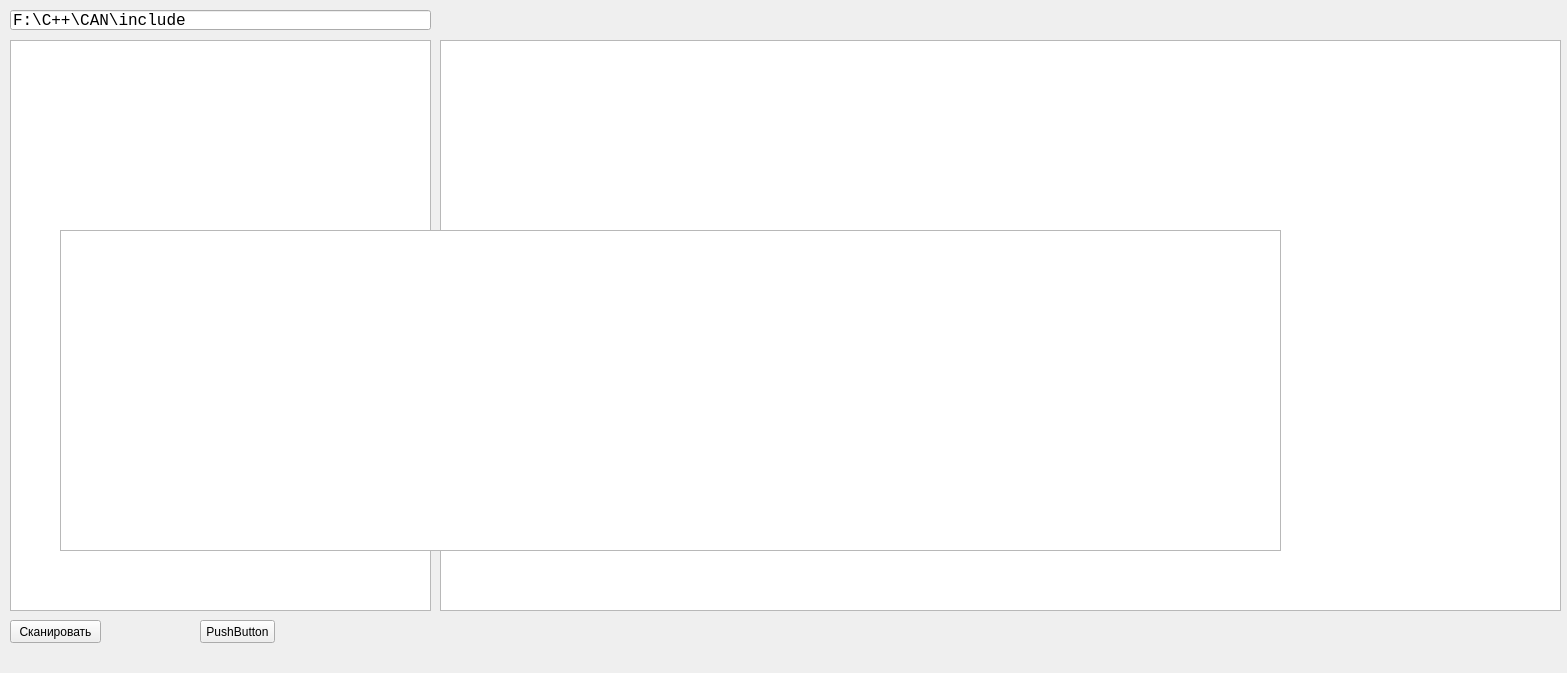
Old version of the form includeparser.ui in the repository RomaDevelop/IncludeParser.
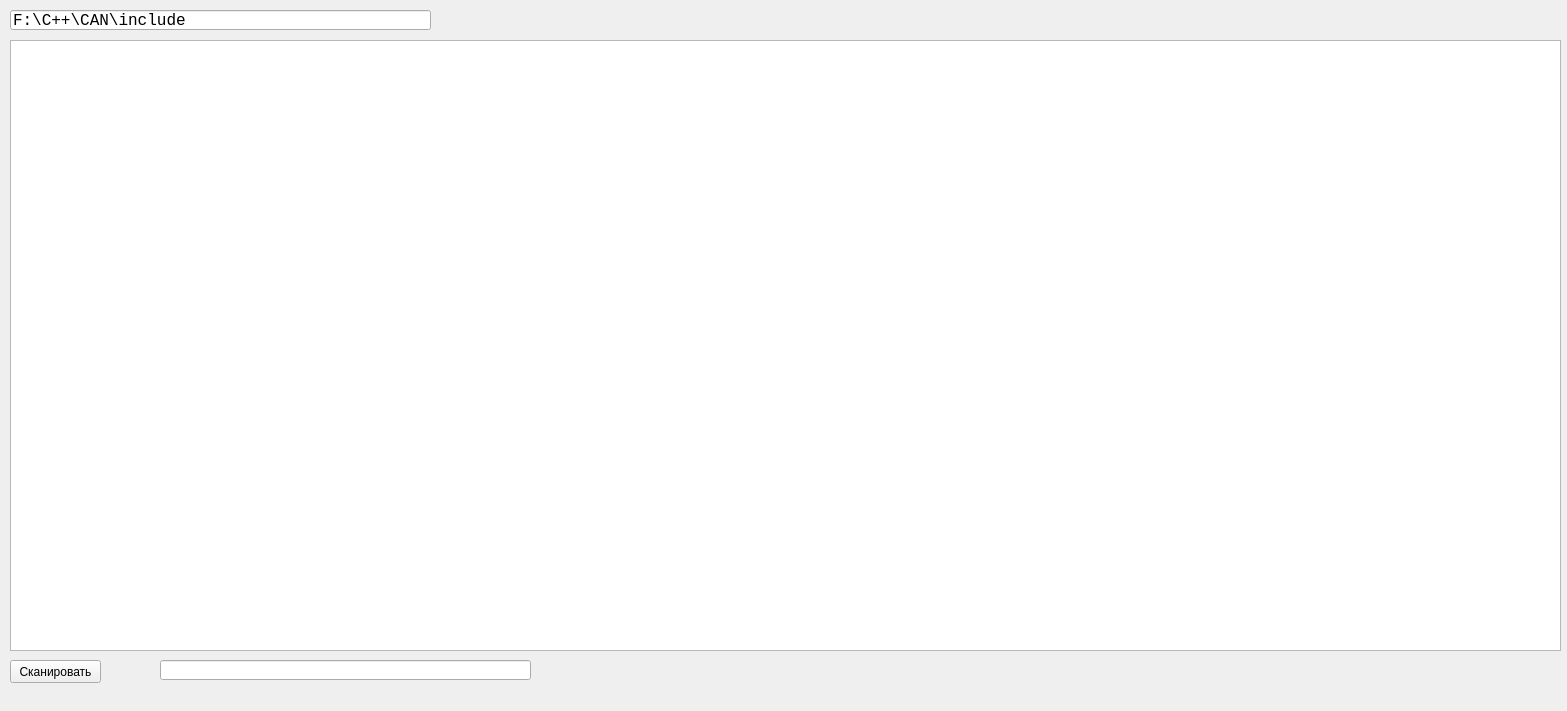
New version of the form.

What changed in the file:
```diff
--- a/includeparser.ui
+++ b/includeparser.ui
@@ -7,7 +7,7 @@
     <x>0</x>
     <y>0</y>
     <width>1567</width>
-    <height>673</height>
+    <height>711</height>
    </rect>
   </property>
   <property name="windowTitle">
@@ -33,30 +33,11 @@
      <string>F:\C++\CAN\include</string>
     </property>
    </widget>
-   <widget class="QTextBrowser" name="textBrowser">
-    <property name="geometry">
-     <rect>
-      <x>10</x>
-      <y>40</y>
-      <width>421</width>
-      <height>571</height>
-     </rect>
-    </property>
-    <property name="font">
-     <font>
-      <family>Courier New</family>
-      <pointsize>12</pointsize>
-     </font>
-    </property>
-    <property name="lineWrapMode">
-     <enum>QTextEdit::NoWrap</enum>
-    </property>
-   </widget>
    <widget class="QPushButton" name="pushButton">
     <property name="geometry">
      <rect>
       <x>10</x>
-      <y>620</y>
+      <y>660</y>
       <width>91</width>
       <height>23</height>
      </rect>
@@ -65,47 +46,25 @@
      <string>Сканировать</string>
     </property>
    </widget>
-   <widget class="QTextBrowser" name="textBrowser_2">
-    <property name="geometry">
-     <rect>
-      <x>440</x>
-      <y>40</y>
-      <width>1121</width>
-      <height>571</height>
-     </rect>
-    </property>
-    <property name="font">
-     <font>
-      <family>Courier New</family>
-      <pointsize>12</pointsize>
-     </font>
-    </property>
-    <property name="lineWrapMode">
-     <enum>QTextEdit::NoWrap</enum>
-    </property>
-   </widget>
    <widget class="QTableWidget" name="tableWidget">
     <property name="geometry">
      <rect>
-      <x>60</x>
-      <y>230</y>
-      <width>1221</width>
-      <height>321</height>
+      <x>10</x>
+      <y>40</y>
+      <width>1551</width>
+      <height>611</height>
      </rect>
     </property>
    </widget>
-   <widget class="QPushButton" name="pushButton_2">
+   <widget class="QLineEdit" name="lineEdit">
     <property name="geometry">
      <rect>
-      <x>200</x>
-      <y>620</y>
-      <width>75</width>
-      <height>23</height>
+      <x>160</x>
+      <y>660</y>
+      <width>371</width>
+      <height>20</height>
      </rect>
     </property>
-    <property name="text">
-     <string>PushButton</string>
-    </property>
    </widget>
   </widget>
   <widget class="QMenuBar" name="menubar">
```
Left out of the diff: 3 changed lines with no effect on the pictures.
